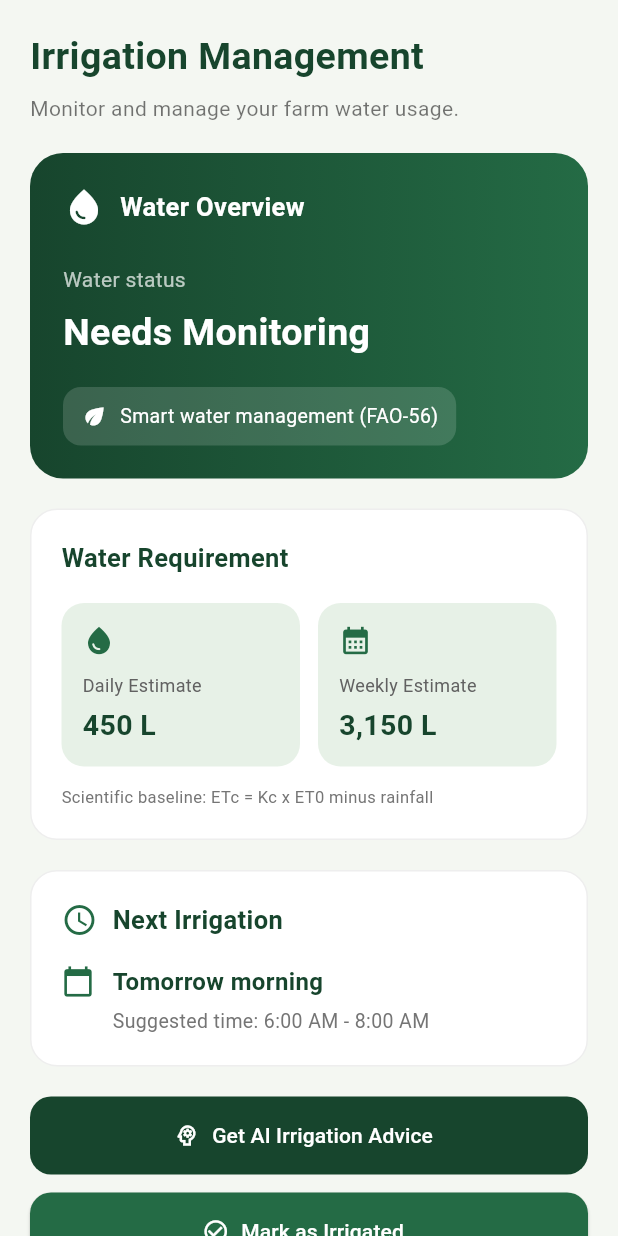
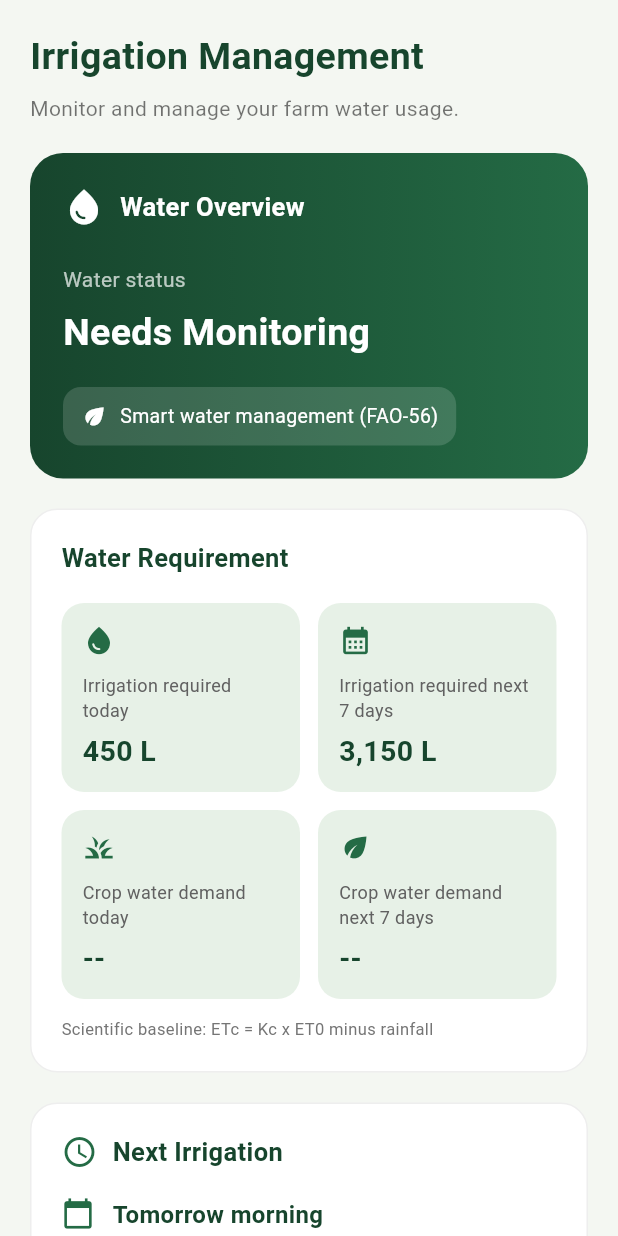
Before and after one commit to akashdebnath-alt/AgriMind-AI, a Flutter app: the IrrigationScreen screen opened directly, on a phone screen of 412 x 824 dp. Run offline on Flutter 3.47's test engine with Material 3 defaults, Android fonts, the phone set to English and light mode, and no system bars; our stand-ins replace material_ui, shared_preferences; accounts and stored records are empty; network calls fail; project files that could hold a hidden picture were left out.

Commit message:
Fix irrigation demand and water usage reporting
Co-authored-by: Copilot <223556219+Copilot@users.noreply.github.com>

```diff
--- a/lib/features/insights/insights_screen.dart
+++ b/lib/features/insights/insights_screen.dart
@@ -34,7 +34,7 @@ class _InsightsScreenState extends State<InsightsScreen> {
     {'name': 'Potato', 'area': '0.5 acres', 'progress': 0.70},
   ];
 
-  // Weekly activity
+  // Last 7 days activity
   List<Map<String, dynamic>> _weeklyDays = [
     {'day': 'Mon', 'value': 0.60},
     {'day': 'Tue', 'value': 0.90},
@@ -120,7 +120,7 @@ class _InsightsScreenState extends State<InsightsScreen> {
             }).toList();
           }
 
-          // Weekly activity
+          // Last 7 days activity
           if (data['weekly_activity'] is List &&
               (data['weekly_activity'] as List).isNotEmpty) {
             _weeklyDays = (data['weekly_activity'] as List).map((d) {
@@ -230,7 +230,7 @@ class _InsightsScreenState extends State<InsightsScreen> {
 
                 const SizedBox(height: 24),
 
-                // Weekly activity
+                // Last 7 days activity
                 _buildWeeklyActivity(),
 
                 const SizedBox(height: 24),
@@ -382,7 +382,7 @@ class _InsightsScreenState extends State<InsightsScreen> {
           const SizedBox(height: 8),
 
           Text(
-            'Weekly irrigation water consumption',
+            'Water used in the last 7 days',
             style: TextStyle(fontSize: 13, color: Colors.grey.shade600),
           ),
 
@@ -400,13 +400,13 @@ class _InsightsScreenState extends State<InsightsScreen> {
           const SizedBox(height: 5),
 
           Text(
-            'Completed irrigation logs vs. weekly requirement',
+            'Completed logs in the last 7 days vs. weekly irrigation requirement',
             style: TextStyle(color: Colors.grey.shade600, fontSize: 12),
           ),
 
           const SizedBox(height: 20),
 
-          _progressRow('Water used', _usedRatio, _usedPctLabel),
+          _progressRow('Water used in the last 7 days', _usedRatio, _usedPctLabel),
           const SizedBox(height: 15),
           _progressRow('Water remaining', _remainingRatio, _remainingPctLabel),
         ],
@@ -547,7 +547,7 @@ class _InsightsScreenState extends State<InsightsScreen> {
         crossAxisAlignment: CrossAxisAlignment.start,
         children: [
           const Text(
-            'Weekly Irrigation Activity',
+            'Last 7 days irrigation activity',
             style: TextStyle(
               fontSize: 18,
               fontWeight: FontWeight.bold,
@@ -558,7 +558,7 @@ class _InsightsScreenState extends State<InsightsScreen> {
           const SizedBox(height: 6),
 
           Text(
-            'Irrigation activity from completed logs this week',
+            'Irrigation activity from completed logs in the last 7 days',
             style: TextStyle(fontSize: 13, color: Colors.grey.shade600),
           ),
 
--- a/lib/features/irrigation/irrigation_screen.dart
+++ b/lib/features/irrigation/irrigation_screen.dart
@@ -28,6 +28,8 @@ class _IrrigationScreenState extends State<IrrigationScreen> {
   String _statusText = 'Needs Monitoring';
   String _dailyEstimate = '450 L';
   String _weeklyEstimate = '3,150 L';
+  String _dailyCropDemand = '--';
+  String _weeklyCropDemand = '--';
   String _nextIrrigationTitle = 'Tomorrow morning';
   String _nextIrrigationSubtitle = 'Suggested time: 6:00 AM - 8:00 AM';
   String _note =
@@ -94,6 +96,14 @@ class _IrrigationScreenState extends State<IrrigationScreen> {
           final weekly = overview['weekly_estimate_liters'];
           if (weekly != null) {
             _weeklyEstimate = '${(weekly as num).round()} L';
+          }
+          final dailyDemand = overview['daily_crop_demand_liters'];
+          if (dailyDemand != null) {
+            _dailyCropDemand = '${(dailyDemand as num).round()} L';
+          }
+          final weeklyDemand = overview['weekly_crop_demand_liters'];
+          if (weeklyDemand != null) {
+            _weeklyCropDemand = '${(weeklyDemand as num).round()} L';
           }
 
           final nxt = overview['next_irrigation'] as Map<String, dynamic>?;
@@ -694,15 +704,33 @@ class _IrrigationScreenState extends State<IrrigationScreen> {
           Row(
             children: [
               _requirementItem(
-                'Daily Estimate',
+                'Irrigation required today',
                 _dailyEstimate,
                 Icons.water_drop,
               ),
               const SizedBox(width: 12),
               _requirementItem(
-                'Weekly Estimate',
+                'Irrigation required next 7 days',
                 _weeklyEstimate,
                 Icons.calendar_month,
+              ),
+            ],
+          ),
+
+          const SizedBox(height: 12),
+
+          Row(
+            children: [
+              _requirementItem(
+                'Crop water demand today',
+                _dailyCropDemand,
+                Icons.grass,
+              ),
+              const SizedBox(width: 12),
+              _requirementItem(
+                'Crop water demand next 7 days',
+                _weeklyCropDemand,
+                Icons.eco,
               ),
             ],
           ),
```
Also changed, not shown: 4 other files.
